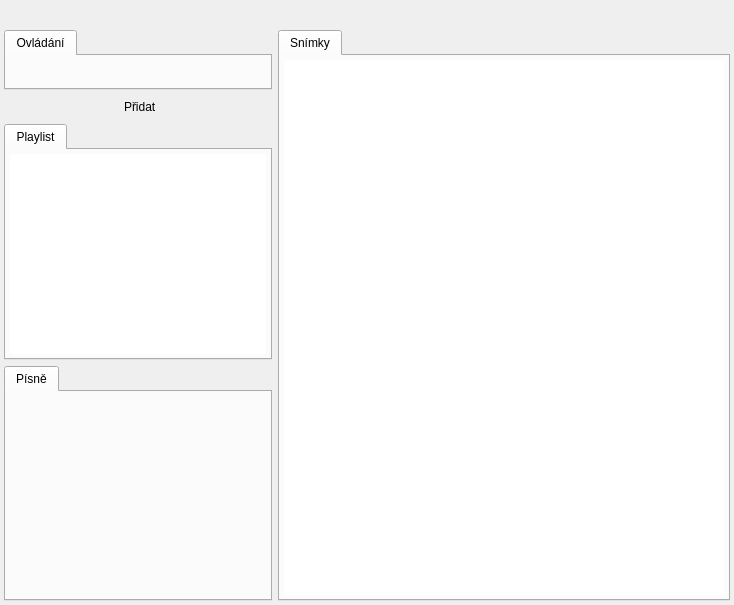
This is src/gui/mainwindow_presentationmode.ui in CZDanol/StrawLumen as Qt 5 draws it before an edit. The edited form follows.
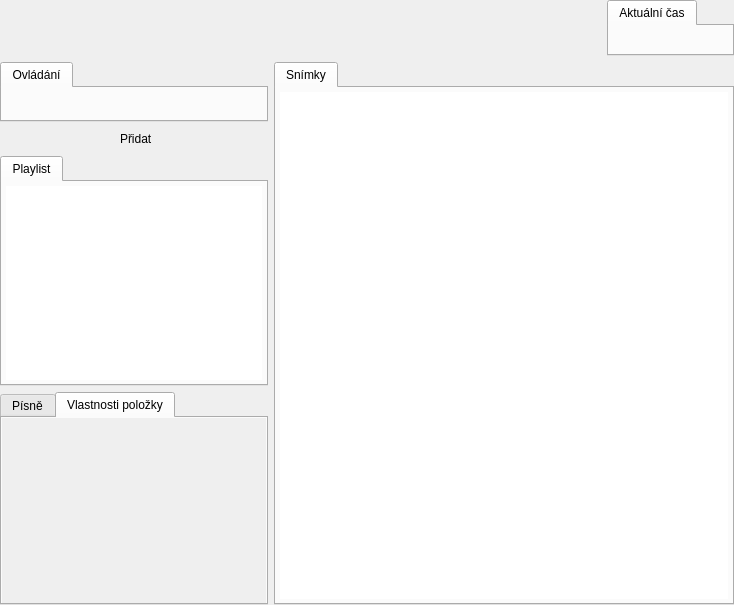
This is the edited form. Icons and pictures are not drawn.

Diff of the .ui file:
```diff
--- a/src/gui/mainwindow_presentationmode.ui
+++ b/src/gui/mainwindow_presentationmode.ui
@@ -15,16 +15,16 @@
   </property>
   <layout class="QVBoxLayout" name="verticalLayout">
    <property name="leftMargin">
-    <number>4</number>
+    <number>0</number>
    </property>
    <property name="topMargin">
-    <number>4</number>
+    <number>0</number>
    </property>
    <property name="rightMargin">
-    <number>4</number>
+    <number>0</number>
    </property>
    <property name="bottomMargin">
-    <number>4</number>
+    <number>0</number>
    </property>
    <item>
     <widget class="QWidget" name="wgtMenu" native="true">
@@ -54,6 +54,56 @@
         </property>
        </spacer>
       </item>
+      <item>
+       <widget class="QTabWidget" name="twControls_2">
+        <property name="sizePolicy">
+         <sizepolicy hsizetype="Preferred" vsizetype="Preferred">
+          <horstretch>0</horstretch>
+          <verstretch>0</verstretch>
+         </sizepolicy>
+        </property>
+        <property name="currentIndex">
+         <number>0</number>
+        </property>
+        <widget class="QWidget" name="tab_9">
+         <attribute name="icon">
+          <iconset resource="../../res/resources.qrc">
+           <normaloff>:/icons/16/Clock_16px.png</normaloff>:/icons/16/Clock_16px.png</iconset>
+         </attribute>
+         <attribute name="title">
+          <string>Aktuální čas</string>
+         </attribute>
+         <layout class="QHBoxLayout" name="horizontalLayout_7">
+          <property name="leftMargin">
+           <number>4</number>
+          </property>
+          <property name="topMargin">
+           <number>4</number>
+          </property>
+          <property name="rightMargin">
+           <number>4</number>
+          </property>
+          <property name="bottomMargin">
+           <number>4</number>
+          </property>
+          <item>
+           <widget class="QLabel" name="lblCurrentTime">
+            <property name="font">
+             <font>
+              <pointsize>12</pointsize>
+              <weight>75</weight>
+              <bold>true</bold>
+             </font>
+            </property>
+            <property name="alignment">
+             <set>Qt::AlignCenter</set>
+            </property>
+           </widget>
+          </item>
+         </layout>
+        </widget>
+       </widget>
+      </item>
      </layout>
     </widget>
    </item>
@@ -284,7 +334,7 @@
           </sizepolicy>
          </property>
          <property name="currentIndex">
-          <number>0</number>
+          <number>1</number>
          </property>
          <widget class="QWidget" name="tab_4">
           <attribute name="icon">
@@ -296,6 +346,104 @@
           </attribute>
           <layout class="QVBoxLayout" name="verticalLayout_4"/>
          </widget>
+         <widget class="QWidget" name="tab_6">
+          <attribute name="icon">
+           <iconset resource="../../res/resources.qrc">
+            <normaloff>:/icons/16/New Property_16px.png</normaloff>:/icons/16/New Property_16px.png</iconset>
+          </attribute>
+          <attribute name="title">
+           <string>Vlastnosti položky</string>
+          </attribute>
+          <layout class="QVBoxLayout" name="verticalLayout_8">
+           <property name="leftMargin">
+            <number>0</number>
+           </property>
+           <property name="topMargin">
+            <number>0</number>
+           </property>
+           <property name="rightMargin">
+            <number>0</number>
+           </property>
+           <property name="bottomMargin">
+            <number>0</number>
+           </property>
+           <item>
+            <widget class="QScrollArea" name="scrollArea">
+             <property name="frameShape">
+              <enum>QFrame::NoFrame</enum>
+             </property>
+             <property name="widgetResizable">
+              <bool>true</bool>
+             </property>
+             <widget class="QWidget" name="scrollAreaWidgetContents">
+              <property name="geometry">
+               <rect>
+                <x>0</x>
+                <y>0</y>
+                <width>264</width>
+                <height>159</height>
+               </rect>
+              </property>
+              <layout class="QVBoxLayout" name="verticalLayout_9">
+               <item>
+                <layout class="QHBoxLayout" name="horizontalLayout_6">
+                 <item>
+                  <spacer name="horizontalSpacer_2">
+                   <property name="orientation">
+                    <enum>Qt::Horizontal</enum>
+                   </property>
+                   <property name="sizeHint" stdset="0">
+                    <size>
+                     <width>40</width>
+                     <height>20</height>
+                    </size>
+                   </property>
+                  </spacer>
+                 </item>
+                 <item>
+                  <widget class="QLabel" name="lblPropertyIcon"/>
+                 </item>
+                 <item>
+                  <widget class="QLabel" name="lblPropertyName">
+                   <property name="wordWrap">
+                    <bool>true</bool>
+                   </property>
+                  </widget>
+                 </item>
+                 <item>
+                  <spacer name="horizontalSpacer_3">
+                   <property name="orientation">
+                    <enum>Qt::Horizontal</enum>
+                   </property>
+                   <property name="sizeHint" stdset="0">
+                    <size>
+                     <width>40</width>
+                     <height>20</height>
+                    </size>
+                   </property>
+                  </spacer>
+                 </item>
+                </layout>
+               </item>
+               <item>
+                <spacer name="verticalSpacer">
+                 <property name="orientation">
+                  <enum>Qt::Vertical</enum>
+                 </property>
+                 <property name="sizeHint" stdset="0">
+                  <size>
+                   <width>20</width>
+                   <height>40</height>
+                  </size>
+                 </property>
+                </spacer>
+               </item>
+              </layout>
+             </widget>
+            </widget>
+           </item>
+          </layout>
+         </widget>
         </widget>
        </item>
       </layout>
```
Left out of the diff: 21 changed lines with no effect on the pictures.
